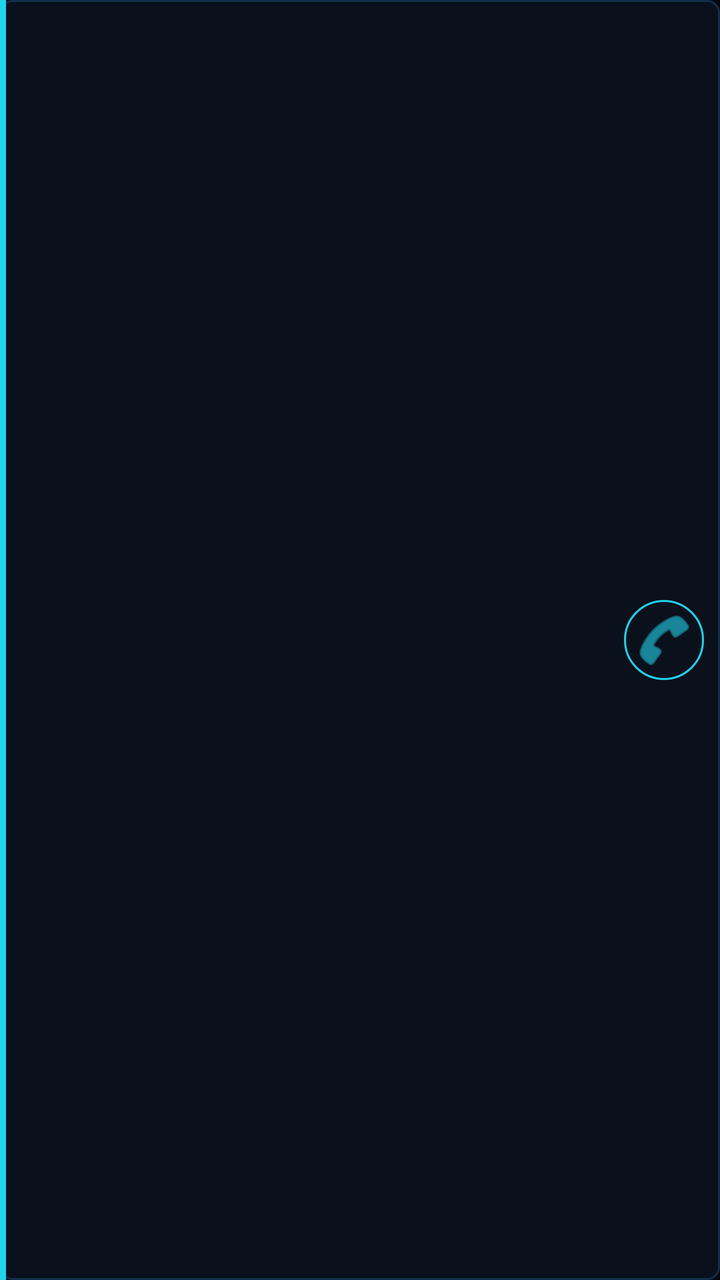
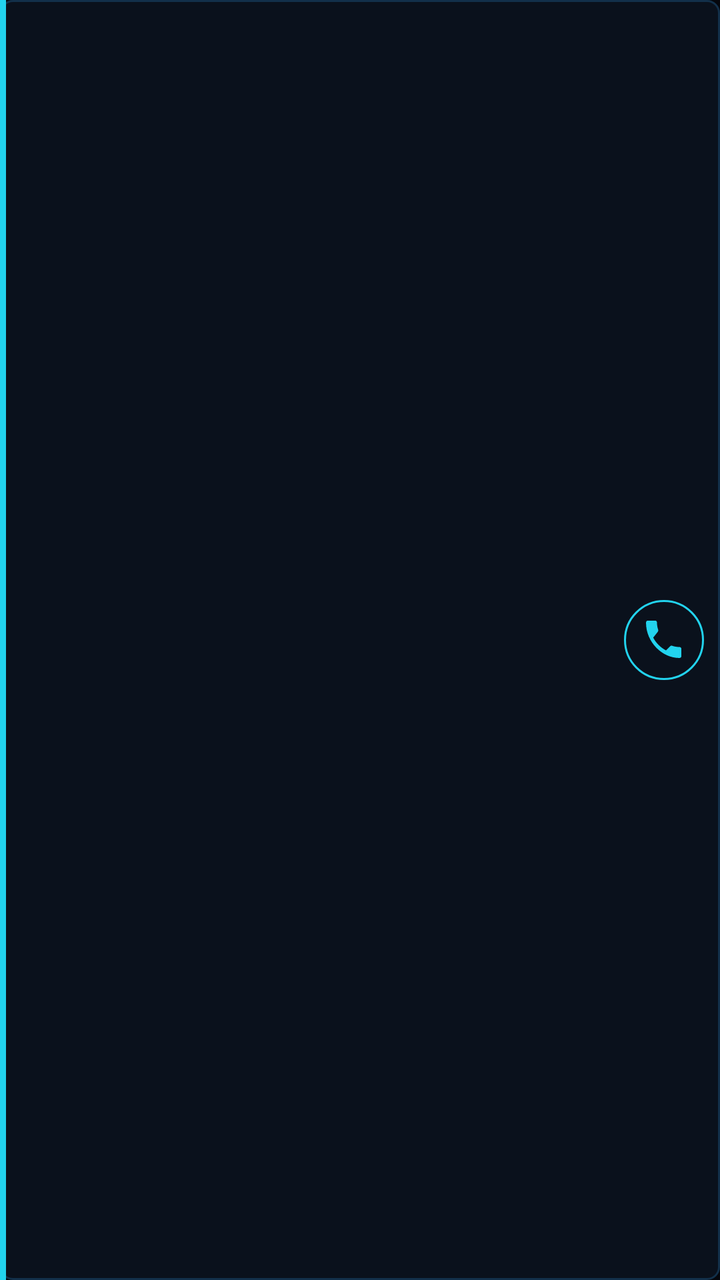

The first picture is an Android layout as it rendered before a commit; the second is the same layout after the commit. The layout source and the unified diff follow.
<!-- AndroidManifest.xml: application theme Theme.GestioneChiamate -->
<!-- res/layout/item_contatto.xml -->
<?xml version="1.0" encoding="utf-8"?>
<LinearLayout xmlns:android="http://schemas.android.com/apk/res/android"
    android:layout_width="match_parent"
    android:layout_height="wrap_content"
    android:orientation="horizontal"
    android:gravity="center_vertical"
    android:background="@drawable/bg_item_futuro"
    android:layout_marginStart="6dp"
    android:layout_marginEnd="6dp"
    android:layout_marginTop="3dp"
    android:layout_marginBottom="3dp"
    android:paddingStart="18dp"
    android:paddingTop="10dp"
    android:paddingEnd="8dp"
    android:paddingBottom="10dp">

    <LinearLayout
        android:layout_width="0dp"
        android:layout_height="wrap_content"
        android:layout_weight="1"
        android:orientation="vertical">

        <TextView
            android:id="@+id/txtNome"
            android:layout_width="match_parent"
            android:layout_height="wrap_content"
            android:textColor="@color/text_primary"
            android:textStyle="bold"
            android:textSize="16sp"
            android:maxLines="1"
            android:ellipsize="end" />

        <TextView
            android:id="@+id/txtNumero"
            android:layout_width="match_parent"
            android:layout_height="wrap_content"
            android:textColor="@color/text_secondary"
            android:textSize="13sp"
            android:maxLines="1"
            android:ellipsize="end" />

    </LinearLayout>

    <ImageButton
        android:id="@+id/btnChiama"
        android:layout_width="40dp"
        android:layout_height="40dp"
        android:background="@drawable/bg_circle_primary"
        android:src="@android:drawable/ic_menu_call"
        android:tint="@color/primary"
        android:contentDescription="@string/chiama" />

</LinearLayout>
<!-- resources referenced by this layout -->
<resources>
  <color name="primary">#22D3EE</color>
  <color name="text_primary">#E6F7FF</color>
  <color name="text_secondary">#7FA6C4</color>
  <!-- drawable bg_circle_primary (drawable) -->
  <shape xmlns:android="http://schemas.android.com/apk/res/android"
      android:shape="oval">
      <solid android:color="@color/card" />
      <stroke android:width="1dp" android:color="@color/primary" />
  </shape>
  <!-- drawable bg_item_futuro (drawable) -->
  <?xml version="1.0" encoding="utf-8"?>
  <layer-list xmlns:android="http://schemas.android.com/apk/res/android">
      <item>
          <shape android:shape="rectangle">
              <solid android:color="@color/card" />
              <stroke android:width="1dp" android:color="@color/border" />
              <corners android:radius="6dp" />
          </shape>
      </item>
      <item android:gravity="start" android:width="3dp">
          <shape android:shape="rectangle">
              <solid android:color="@color/primary" />
          </shape>
      </item>
  </layer-list>
  <string name="chiama">Chiama</string>
  <style name="Theme.GestioneChiamate" parent="Theme.MaterialComponents.DayNight.NoActionBar">
          <item name="colorPrimary">@color/primary</item>
          <item name="colorPrimaryDark">@color/primary_dark</item>
          <item name="colorAccent">@color/accent</item>
          <item name="android:windowBackground">@color/background</item>
      </style>
  <color name="card">#0A111C</color>
  <color name="border">#12304A</color>
  <color name="primary_dark">#05070D</color>
  <color name="accent">#34D399</color>
  <color name="background">#05070D</color>
</resources>

<!-- the commit's change to res/layout/item_contatto.xml (unified diff, before → after) -->
@@ -34,6 +34,7 @@
             android:id="@+id/txtNumero"
             android:layout_width="match_parent"
             android:layout_height="wrap_content"
+            android:fontFamily="monospace"
             android:textColor="@color/text_secondary"
             android:textSize="13sp"
             android:maxLines="1"
@@ -46,7 +47,8 @@
         android:layout_width="40dp"
         android:layout_height="40dp"
         android:background="@drawable/bg_circle_primary"
-        android:src="@android:drawable/ic_menu_call"
+        android:padding="10dp"
+        android:src="@drawable/ic_nav_chiamate"
         android:tint="@color/primary"
         android:contentDescription="@string/chiama" />
 
<!-- resource entries referenced after the edit -->
@@ -25,6 +25,16 @@
           </shape>
       </item>
   </layer-list>
+  <!-- drawable ic_nav_chiamate (drawable) -->
+  <vector xmlns:android="http://schemas.android.com/apk/res/android"
+      android:width="24dp"
+      android:height="24dp"
+      android:viewportWidth="24"
+      android:viewportHeight="24">
+      <path
+          android:fillColor="#FFFFFF"
+          android:pathData="M6.6,10.8c1.4,2.7 3.7,5 6.4,6.4l2.1,-2.1c0.3,-0.3 0.7,-0.4 1,-0.2c1.1,0.4 2.4,0.6 3.6,0.6c0.6,0 1,0.4 1,1L20.7,20c0,0.6 -0.4,1 -1,1C11,21 3,13 3,3.3c0,-0.6 0.4,-1 1,-1L7.5,2.3c0.6,0 1,0.4 1,1c0,1.3 0.2,2.5 0.6,3.6c0.1,0.3 0,0.7 -0.2,1L6.6,10.8z" />
+  </vector>
   <string name="chiama">Chiama</string>
   <style name="Theme.GestioneChiamate" parent="Theme.MaterialComponents.DayNight.NoActionBar">
           <item name="colorPrimary">@color/primary</item>
